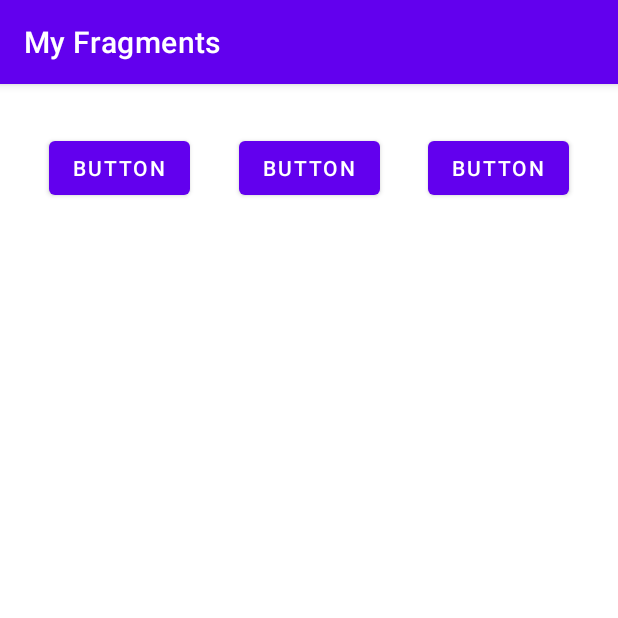
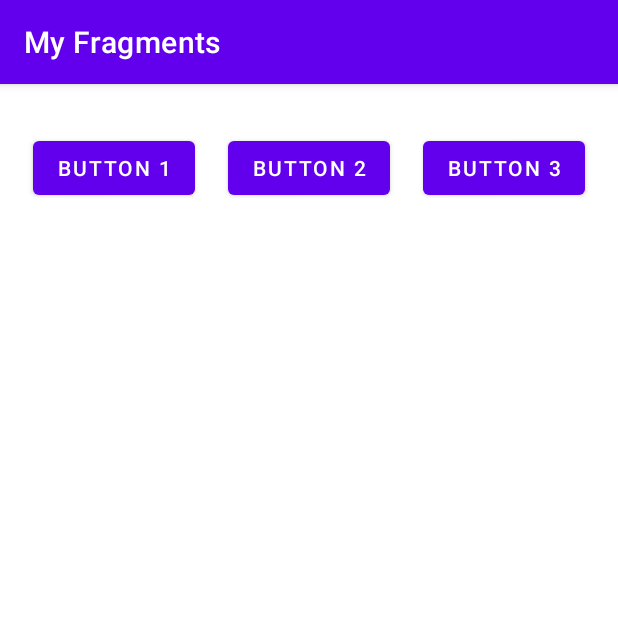
Before and after one commit to bilalhaider11/My_Fragments, an Android app: the screen it shows after launch (MainActivity), on a phone screen of 412 x 824 dp, the top half of it. Run offline under Robolectric (Android 15) with nearby library versions, the phone set to English and light mode, and no system bars.

Commit message:
frament complete

```diff
--- a/app/src/main/res/layout/activity_main.xml
+++ b/app/src/main/res/layout/activity_main.xml
@@ -11,7 +11,7 @@
         android:layout_width="wrap_content"
         android:layout_height="wrap_content"
         android:layout_marginTop="32dp"
-        android:text="Button"
+        android:text="Button 1"
         app:layout_constraintEnd_toStartOf="@+id/btn_2"
         app:layout_constraintHorizontal_bias="0.5"
         app:layout_constraintStart_toStartOf="parent"
@@ -21,7 +21,7 @@
         android:id="@+id/btn_2"
         android:layout_width="wrap_content"
         android:layout_height="wrap_content"
-        android:text="Button"
+        android:text="Button 2"
         app:layout_constraintEnd_toStartOf="@+id/btn_3"
         app:layout_constraintHorizontal_bias="0.5"
         app:layout_constraintStart_toEndOf="@+id/btn_1"
@@ -31,7 +31,7 @@
         android:id="@+id/btn_3"
         android:layout_width="wrap_content"
         android:layout_height="wrap_content"
-        android:text="Button"
+        android:text="Button 3"
         app:layout_constraintEnd_toEndOf="parent"
         app:layout_constraintHorizontal_bias="0.5"
         app:layout_constraintStart_toEndOf="@+id/btn_2"
```
